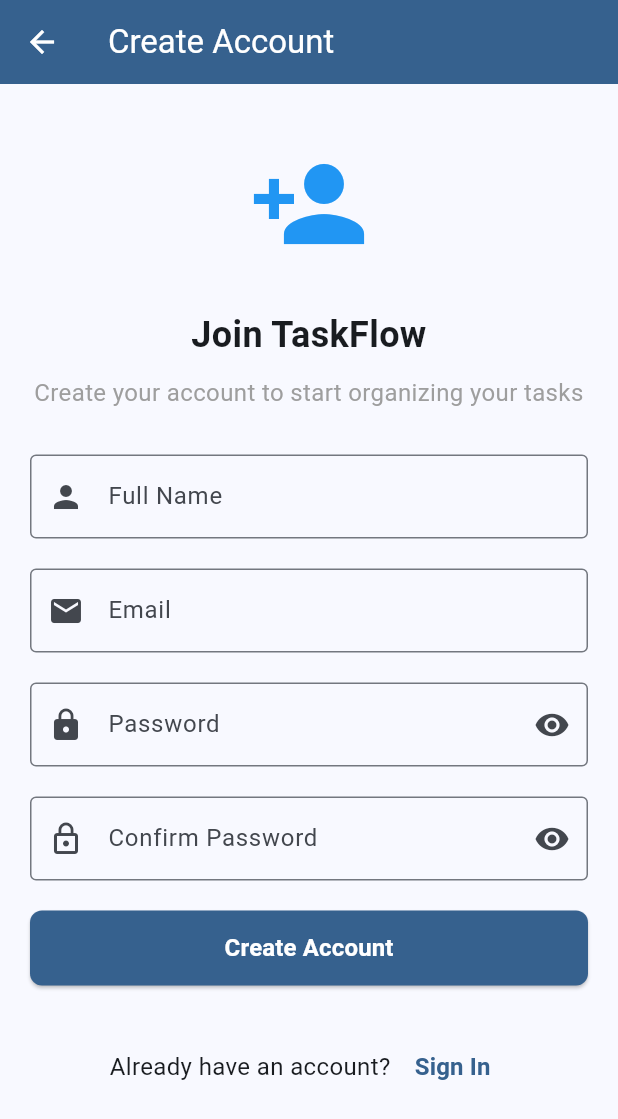
After one commit to naimr02/task-manager-flutter, a Flutter app: the SignupScreen screen opened directly, after a tap on "Create Account", after a tap on "Sign In", after a tap on "Sign Up", on a phone screen of 412 x 824 dp. The commit adds this screen. Shown: the top 1119 px of the screen. Run offline on Flutter 3.47's test engine with Material 3 defaults, Android fonts, the phone set to English and light mode, and no system bars; our stand-ins replace shared_preferences; accounts and stored records are empty.

Commit message:
Add user registration functionality and update login screen

```diff
--- a/lib/screens/login_screen.dart
+++ b/lib/screens/login_screen.dart
@@ -1,6 +1,7 @@
 import 'package:flutter/material.dart';
 import '../services/api_service.dart';
 import 'task_list_screen.dart';
+import 'signup_screen.dart';
 
 class LoginScreen extends StatefulWidget {
   const LoginScreen({super.key});
@@ -168,6 +169,31 @@ class _LoginScreenState extends State<LoginScreen> {
                   ),
                 ),
               ),
+              const SizedBox(height: 30),
+              Row(
+                mainAxisAlignment: MainAxisAlignment.center,
+                children: [
+                  const Text(
+                    "Don't have an account? ",
+                    style: TextStyle(fontSize: 16),
+                  ),
+                  TextButton(
+                    onPressed: () {
+                      Navigator.pushReplacement(
+                        context,
+                        MaterialPageRoute(builder: (context) => const SignupScreen()),
+                      );
+                    },
+                    child: const Text(
+                      'Sign Up',
+                      style: TextStyle(
+                        fontSize: 16,
+                        fontWeight: FontWeight.bold,
+                      ),
+                    ),
+                  ),
+                ],
+              ),
             ],
           ),
         ),
--- /dev/null
+++ b/lib/screens/signup_screen.dart
@@ -0,0 +1,310 @@
+import 'package:flutter/material.dart';
+import '../services/api_service.dart';
+import 'task_list_screen.dart';
+import 'login_screen.dart';
+
+class SignupScreen extends StatefulWidget {
+  const SignupScreen({super.key});
+
+  @override
+  State<SignupScreen> createState() => _SignupScreenState();
+}
+
+class _SignupScreenState extends State<SignupScreen> {
+  final _formKey = GlobalKey<FormState>();
+  final _nameController = TextEditingController();
+  final _emailController = TextEditingController();
+  final _passwordController = TextEditingController();
+  final _confirmPasswordController = TextEditingController();
+  bool _isLoading = false;
+  String? _errorMessage;
+  bool _obscurePassword = true;
+  bool _obscureConfirmPassword = true;
+
+  Future<void> _signup() async {
+    if (!_formKey.currentState!.validate()) return;
+
+    setState(() {
+      _isLoading = true;
+      _errorMessage = null;
+    });
+
+    try {
+      final response = await ApiService.register(
+        _nameController.text.trim(),
+        _emailController.text.trim(),
+        _passwordController.text,
+      );
+
+      if (response['success']) {
+        // Extract token from response
+        String? token;
+        if (response['data']['user'] != null) {
+          // For Laravel Sanctum token response
+          token = response['data']['token'] ?? response['data']['access_token'];
+        }
+
+        if (token != null) {
+          await ApiService.setToken(token);
+          if (mounted) {
+            // Show success message
+            ScaffoldMessenger.of(context).showSnackBar(
+              const SnackBar(
+                content: Text('Account created successfully! Welcome to TaskFlow!'),
+                backgroundColor: Colors.green,
+              ),
+            );
+
+            // Navigate to task list
+            Navigator.pushReplacement(
+              context,
+              MaterialPageRoute(builder: (context) => const TaskListScreen()),
+            );
+          }
+        } else {
+          setState(() {
+            _errorMessage = 'Registration successful but authentication token not received';
+          });
+        }
+      } else {
+        setState(() {
+          // Handle validation errors
+          if (response['errors'] != null && response['errors'].isNotEmpty) {
+            final errors = response['errors'] as Map<String, dynamic>;
+            final errorMessages = <String>[];
+
+            errors.forEach((field, messages) {
+              if (messages is List) {
+                errorMessages.addAll(messages.cast<String>());
+              } else {
+                errorMessages.add(messages.toString());
+              }
+            });
+
+            _errorMessage = errorMessages.join('\n');
+          } else {
+            _errorMessage = response['message'] ?? 'Registration failed';
+          }
+        });
+      }
+    } catch (e) {
+      setState(() {
+        _errorMessage = 'Network error. Please check your connection.';
+      });
+    } finally {
+      setState(() {
+        _isLoading = false;
+      });
+    }
+  }
+
+  @override
+  void dispose() {
+    _nameController.dispose();
+    _emailController.dispose();
+    _passwordController.dispose();
+    _confirmPasswordController.dispose();
+    super.dispose();
+  }
+
+  @override
+  Widget build(BuildContext context) {
+    return Scaffold(
+      appBar: AppBar(
+        title: const Text('Create Account'),
+        backgroundColor: Theme.of(context).colorScheme.primary,
+        foregroundColor: Colors.white,
+      ),
+      body: Padding(
+        padding: const EdgeInsets.all(20.0),
+        child: Form(
+          key: _formKey,
+          child: ListView(
+            children: [
+              const SizedBox(height: 20),
+              const Icon(
+                Icons.person_add,
+                size: 80,
+                color: Colors.blue,
+              ),
+              const SizedBox(height: 30),
+              const Text(
+                'Join TaskFlow',
+                style: TextStyle(
+                  fontSize: 24,
+                  fontWeight: FontWeight.bold,
+                ),
+                textAlign: TextAlign.center,
+              ),
+              const SizedBox(height: 10),
+              const Text(
+                'Create your account to start organizing your tasks',
+                style: TextStyle(
+                  fontSize: 16,
+                  color: Colors.grey,
+                ),
+                textAlign: TextAlign.center,
+              ),
+              const SizedBox(height: 30),
+              TextFormField(
+                controller: _nameController,
+                decoration: const InputDecoration(
+                  labelText: 'Full Name',
+                  prefixIcon: Icon(Icons.person),
+                  border: OutlineInputBorder(),
+                ),
+                textCapitalization: TextCapitalization.words,
+                validator: (value) {
+                  if (value == null || value.trim().isEmpty) {
+                    return 'Please enter your full name';
+                  }
+                  if (value.trim().length < 2) {
+                    return 'Name must be at least 2 characters long';
+                  }
+                  return null;
+                },
+              ),
+              const SizedBox(height: 20),
+              TextFormField(
+                controller: _emailController,
+                decoration: const InputDecoration(
+                  labelText: 'Email',
+                  prefixIcon: Icon(Icons.email),
+                  border: OutlineInputBorder(),
+                ),
+                keyboardType: TextInputType.emailAddress,
+                validator: (value) {
+                  if (value == null || value.trim().isEmpty) {
+                    return 'Please enter your email';
+                  }
+                  if (!RegExp(r'^[\w-\.]+@([\w-]+\.)+[\w-]{2,4}$').hasMatch(value.trim())) {
+                    return 'Please enter a valid email address';
+                  }
+                  return null;
+                },
+              ),
+              const SizedBox(height: 20),
+              TextFormField(
+                controller: _passwordController,
+                decoration: InputDecoration(
+                  labelText: 'Password',
+                  prefixIcon: const Icon(Icons.lock),
+                  border: const OutlineInputBorder(),
+                  suffixIcon: IconButton(
+                    icon: Icon(
+                      _obscurePassword ? Icons.visibility : Icons.visibility_off,
+                    ),
+                    onPressed: () {
+                      setState(() {
+                        _obscurePassword = !_obscurePassword;
+                      });
+                    },
+                  ),
+                ),
+                obscureText: _obscurePassword,
+                validator: (value) {
+                  if (value == null || value.isEmpty) {
+                    return 'Please enter a password';
+                  }
+                  if (value.length < 8) {
+                    return 'Password must be at least 8 characters long';
+                  }
+                  return null;
+                },
+              ),
+              const SizedBox(height: 20),
+              TextFormField(
+                controller: _confirmPasswordController,
+                decoration: InputDecoration(
+                  labelText: 'Confirm Password',
+                  prefixIcon: const Icon(Icons.lock_outline),
+                  border: const OutlineInputBorder(),
+                  suffixIcon: IconButton(
+                    icon: Icon(
+                      _obscureConfirmPassword ? Icons.visibility : Icons.visibility_off,
+                    ),
+                    onPressed: () {
+                      setState(() {
+                        _obscureConfirmPassword = !_obscureConfirmPassword;
+                      });
+                    },
+                  ),
+                ),
+                obscureText: _obscureConfirmPassword,
+                validator: (value) {
+                  if (value == null || value.isEmpty) {
+                    return 'Please confirm your password';
+                  }
+                  if (value != _passwordController.text) {
+                    return 'Passwords do not match';
+                  }
+                  return null;
+                },
+              ),
+              const SizedBox(height: 20),
+              if (_errorMessage != null)
+                Container(
+                  padding: const EdgeInsets.all(12),
+                  margin: const EdgeInsets.only(bottom: 20),
+                  decoration: BoxDecoration(
+                    color: Colors.red.shade100,
+                    borderRadius: BorderRadius.circular(8),
+                    border: Border.all(color: Colors.red.shade300),
+                  ),
+                  child: Text(
+                    _errorMessage!,
+                    style: const TextStyle(color: Colors.red),
+                  ),
+                ),
+              SizedBox(
+                width: double.infinity,
+                height: 50,
+                child: ElevatedButton(
+                  onPressed: _isLoading ? null : _signup,
+                  style: ElevatedButton.styleFrom(
+                    backgroundColor: Theme.of(context).colorScheme.primary,
+                    foregroundColor: Colors.white,
+                    shape: RoundedRectangleBorder(
+                      borderRadius: BorderRadius.circular(8),
+                    ),
+                  ),
+                  child: _isLoading
+                      ? const CircularProgressIndicator(color: Colors.white)
+                      : const Text(
+                          'Create Account',
+                          style: TextStyle(fontSize: 16, fontWeight: FontWeight.bold),
+                        ),
+                ),
+              ),
+              const SizedBox(height: 30),
+              Row(
+                mainAxisAlignment: MainAxisAlignment.center,
+                children: [
+                  const Text(
+                    'Already have an account? ',
+                    style: TextStyle(fontSize: 16),
+                  ),
+                  TextButton(
+                    onPressed: () {
+                      Navigator.pushReplacement(
+                        context,
+                        MaterialPageRoute(builder: (context) => const LoginScreen()),
+                      );
+                    },
+                    child: const Text(
+                      'Sign In',
+                      style: TextStyle(
+                        fontSize: 16,
+                        fontWeight: FontWeight.bold,
+                      ),
+                    ),
+                  ),
+                ],
+              ),
+            ],
+          ),
+        ),
+      ),
+    );
+  }
+}
--- a/lib/services/api_service.dart
+++ b/lib/services/api_service.dart
@@ -5,8 +5,8 @@ import 'package:shared_preferences/shared_preferences.dart';
 import 'package:flutter/foundation.dart';
 
 class ApiService {
-  static const String baseUrl = 'http://192.168.0.17:8000/api';
-  static const String webUrl = 'http://192.168.0.17:8000';
+  static const String baseUrl = 'http://192.168.3.93:8000/api';
+  static const String webUrl = 'http://192.168.3.93:8000';
   static const bool enableDebugLogs = true;
 
   // Enhanced debugging method
@@ -95,6 +95,52 @@ class ApiService {
     } catch (e) {
       _debugLog('❌ Unexpected error: $e');
       throw Exception('Login failed: $e');
+    }
+  }
+
+  // Enhanced register method for user registration
+  static Future<Map<String, dynamic>> register(String name, String email, String password) async {
+    try {
+      final url = '$baseUrl/auth/register';
+      _debugLog('🌐 Attempting registration to: $url');
+      _debugLog('📧 Email: $email');
+      _debugLog('👤 Name: $name');
+
+      final headers = await getHeaders(requiresAuth: false);
+      final requestBody = jsonEncode({
+        'name': name,
+        'email': email,
+        'password': password,
+        'password_confirmation': password,
+        'device_name': 'Flutter App ${Platform.operatingSystem}',
+      });
+
+      _debugLog('📤 Request headers: $headers');
+      _debugLog('📤 Request body: $requestBody');
+
+      final response = await http.post(
+        Uri.parse(url),
+        headers: headers,
+        body: requestBody,
+      ).timeout(const Duration(seconds: 30));
+
+      _debugLog('📥 Response status: ${response.statusCode}');
+      _debugLog('📥 Response headers: ${response.headers}');
+      _debugLog('📥 Response body: ${response.body}');
+
+      return _handleResponse(response);
+    } on SocketException catch (e) {
+      _debugLog('❌ Network connection error: $e');
+      throw Exception('Network connection failed. Please check your internet connection.');
+    } on HttpException catch (e) {
+      _debugLog('❌ HTTP error: $e');
+      throw Exception('Server communication error: $e');
+    } on FormatException catch (e) {
+      _debugLog('❌ Data format error: $e');
+      throw Exception('Invalid server response format');
+    } catch (e) {
+      _debugLog('❌ Unexpected error: $e');
+      throw Exception('Registration failed: $e');
     }
   }
 
```
